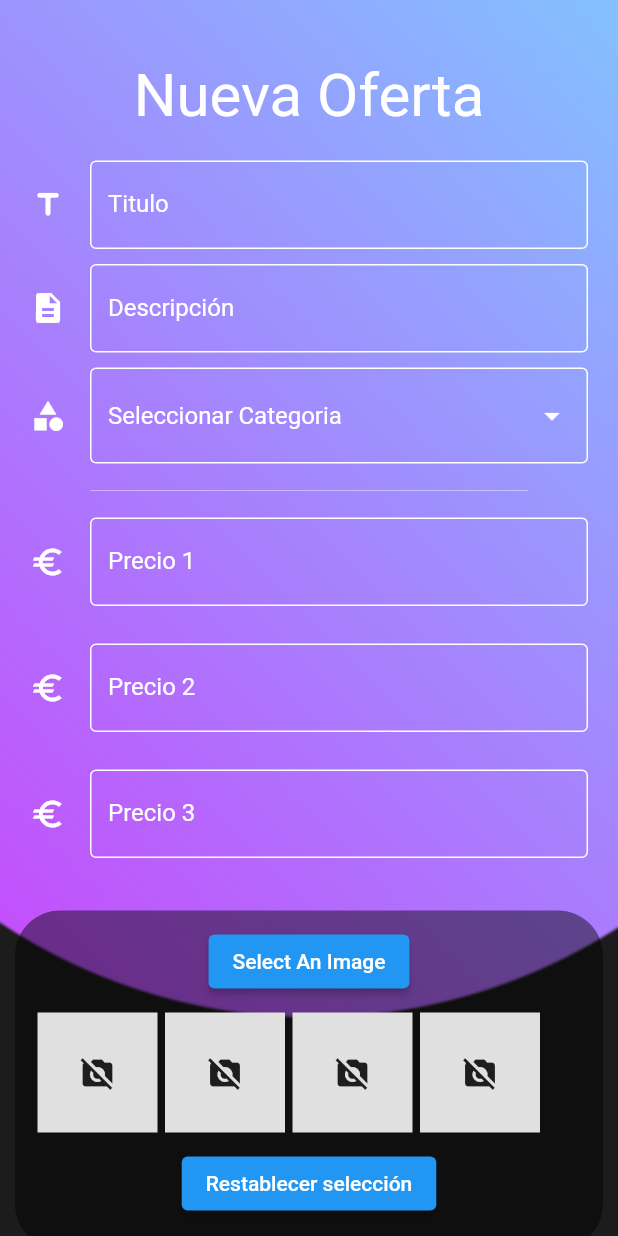
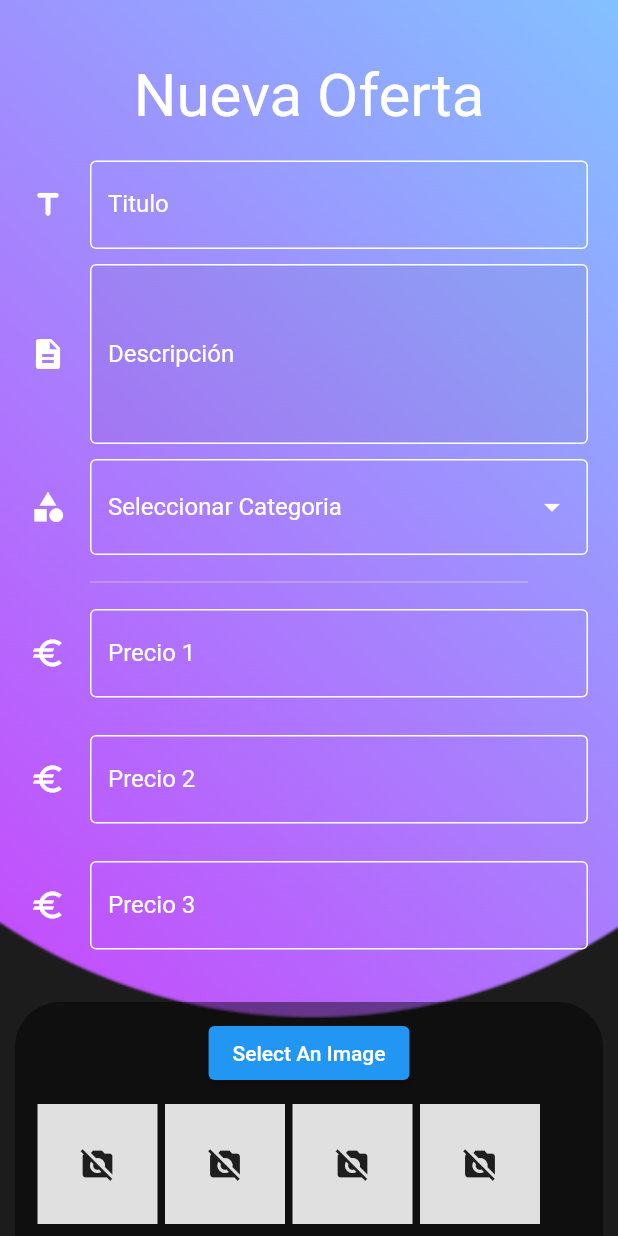
Before and after one commit to Golden0984/Coonet_, a Flutter app: the PaginaNuevaOferta screen opened directly, on a phone screen of 412 x 824 dp. Run offline on Flutter 3.47's test engine with Material 2 defaults, Android fonts, the phone set to English and light mode, and no system bars; our stand-ins replace dio, flutter_rating_bar, fluttertoast, glass, image_picker; missing offline and left inert: image_picker_for_web.

Commit message:
Update PaginaNuevaOferta.dart

```diff
--- a/lib/pages/PaginaNuevaOferta.dart
+++ b/lib/pages/PaginaNuevaOferta.dart
@@ -234,15 +234,20 @@ class _OfertaPageState extends State<PaginaNuevaOferta> {
   }
 
   Widget _DesTextField() {
+    final maxLines = 5;
     return StreamBuilder(
         builder: (BuildContext context, AsyncSnapshot snapshot) {
       return Container(
+        margin: EdgeInsets.all(0),
+        height: maxLines * 24.0,
         padding: const EdgeInsets.symmetric(horizontal: 20.0),
         child: TextField(
+          maxLines: maxLines,
           style: const TextStyle(color: Colors.white),
           controller: descripcionctrl,
           keyboardType: TextInputType.emailAddress,
           decoration: const InputDecoration(
+              filled: true,
               border: OutlineInputBorder(
                 borderSide: BorderSide(color: Colors.white),
               ),
```
Lines whose indentation alone changed are shown as unchanged.
